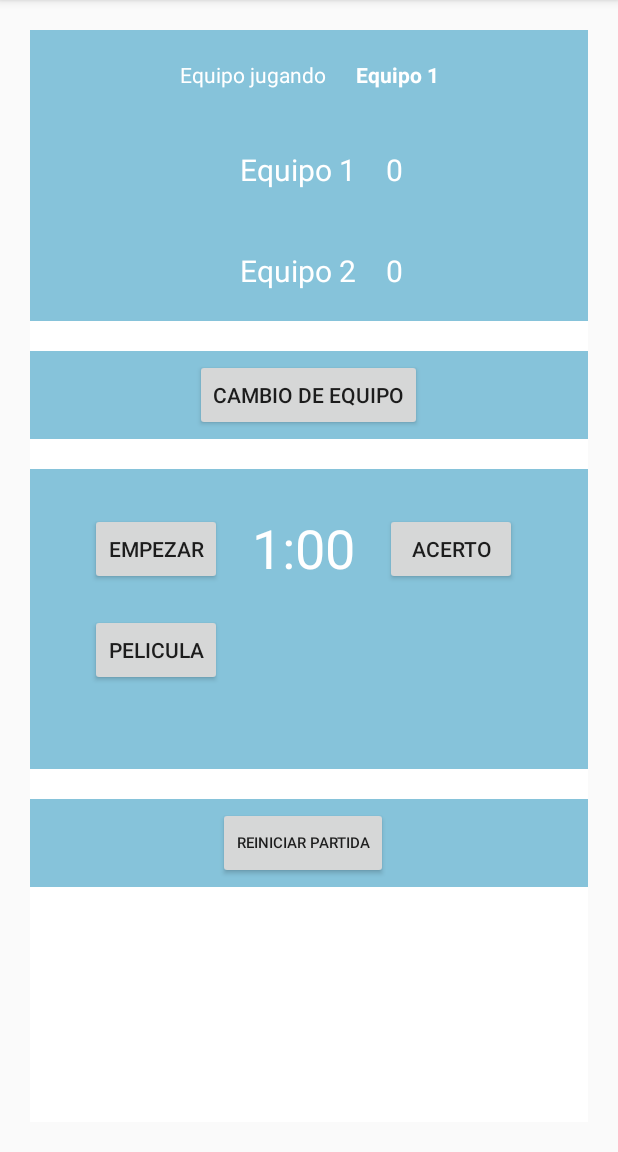
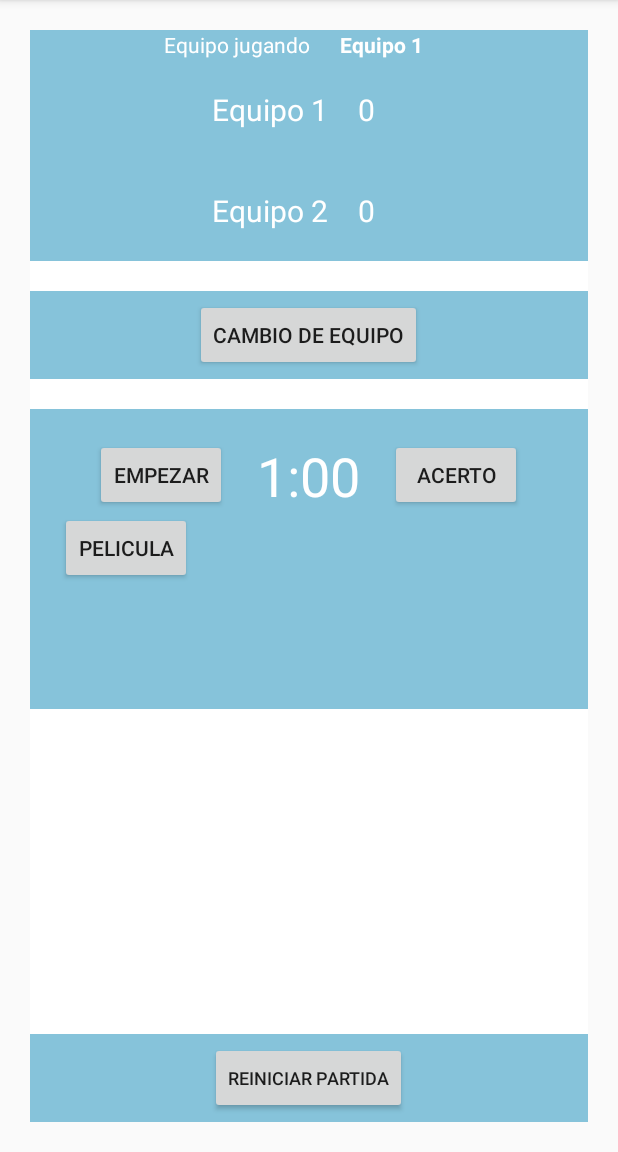
Before and after one commit to RdzSebastian/mimicapp, an Android app: the screen it shows after launch (MainActivity), on a phone screen of 412 x 824 dp, the part 84-1236 px from its top. Run offline under Robolectric (Android 15) with nearby library versions, the light colour scheme and no system bars.

Commit message:
Otra super modificacion visual

```diff
--- a/app/src/main/res/layout/activity_main.xml
+++ b/app/src/main/res/layout/activity_main.xml
@@ -1,42 +1,46 @@
 <?xml version="1.0" encoding="utf-8"?>
 
-<LinearLayout xmlns:android="http://schemas.android.com/apk/res/android"
+<RelativeLayout xmlns:android="http://schemas.android.com/apk/res/android"
     android:layout_width="match_parent"
     android:layout_height="match_parent"
-    android:orientation="vertical"
     android:layout_margin="20dp"
     android:background="@android:color/white">
 
-    <LinearLayout xmlns:android="http://schemas.android.com/apk/res/android"
+
+
+
+
+    <LinearLayout
         android:layout_width="match_parent"
         android:layout_height="wrap_content"
+        android:layout_alignParentTop="true"
+        android:background="@color/colorAccent"
         android:orientation="vertical"
-        android:background="@color/colorAccent"
-        >
+        android:id="@+id/equipoTop">
 
         <LinearLayout
             android:layout_width="match_parent"
             android:layout_height="wrap_content"
-            android:layout_margin="20dp"
-            android:orientation="horizontal">
+            android:gravity="center_horizontal|center"
+            android:orientation="horizontal"
+            >
 
             <TextView
                 android:id="@+id/textView8"
                 android:layout_width="wrap_content"
                 android:layout_height="wrap_content"
                 android:text="Equipo jugando"
-                android:layout_marginStart="80dp"
-                android:layout_marginLeft="80dp"
-                android:textColor="@android:color/white"/>
+                android:textColor="@android:color/white" />
 
             <TextView
                 android:id="@+id/nombre"
                 android:layout_width="wrap_content"
                 android:layout_height="wrap_content"
                 android:paddingLeft="20dp"
+                android:paddingRight="20dp"
                 android:text="Equipo X"
-                android:textStyle="bold"
-                android:textColor="@android:color/white"/>
+                android:textColor="@android:color/white"
+                android:textStyle="bold" />
 
         </LinearLayout>
 
@@ -45,24 +49,26 @@
             android:layout_width="match_parent"
             android:layout_height="wrap_content"
             android:layout_margin="20dp"
+            android:gravity="center_horizontal|center"
             android:orientation="horizontal">
+
             <TextView
                 android:id="@+id/Equipo1"
                 android:layout_width="wrap_content"
                 android:layout_height="wrap_content"
-                android:layout_marginLeft="120dp"
-                android:textSize="20sp"
                 android:text="Equipo1"
-                android:textColor="@android:color/white" />
+                android:textColor="@android:color/white"
+                android:textSize="20sp" />
 
             <TextView
                 android:id="@+id/puntos1"
                 android:layout_width="wrap_content"
                 android:layout_height="wrap_content"
                 android:paddingLeft="20dp"
+                android:paddingRight="20dp"
                 android:text="0"
-                android:textSize="20sp"
-                android:textColor="@android:color/white"/>
+                android:textColor="@android:color/white"
+                android:textSize="20sp" />
 
         </LinearLayout>
 
@@ -71,34 +77,86 @@
             android:layout_width="match_parent"
             android:layout_height="wrap_content"
             android:layout_margin="20dp"
+            android:gravity="center_horizontal|center"
             android:orientation="horizontal">
 
             <TextView
                 android:id="@+id/Equipo2"
                 android:layout_width="wrap_content"
                 android:layout_height="wrap_content"
-                android:layout_marginLeft="120dp"
                 android:text="Equipo2"
-                android:textSize="20sp"
-                android:textColor="@android:color/white"/>
+                android:textColor="@android:color/white"
+                android:textSize="20sp" />
 
             <TextView
                 android:id="@+id/puntos2"
                 android:layout_width="wrap_content"
                 android:layout_height="wrap_content"
                 android:paddingLeft="20dp"
+                android:paddingRight="20dp"
                 android:text="0"
-                android:textSize="20sp"
-                android:textColor="@android:color/white"/>
+                android:textColor="@android:color/white"
+                android:textSize="20sp" />
 
         </LinearLayout>
     </LinearLayout>
 
-
-    <LinearLayout xmlns:android="http://schemas.android.com/apk/res/android"
+    <LinearLayout
+        xmlns:android="http://schemas.android.com/apk/res/android"
         android:layout_width="match_parent"
         android:layout_height="wrap_content"
-        android:background="@color/colorPrimaryDark">
+        android:background="@color/colorPrimaryDark"
+        android:id="@id/r1"
+        android:layout_below="@+id/equipoTop">
+
+
+
+
+    <View
+        android:layout_width="match_parent"
+        android:layout_height="20dp"
+        android:background="@android:color/white"/>
+
+    </LinearLayout>
+
+    <LinearLayout
+        android:layout_width="match_parent"
+        android:layout_height="wrap_content"
+        android:background="@color/colorAccent"
+        android:orientation="vertical"
+        android:id="@id/cambio"
+        android:layout_below="@+id/r1">
+
+        <LinearLayout
+            android:layout_width="match_parent"
+            android:layout_height="wrap_content"
+            android:layout_marginTop="5dp"
+            android:layout_marginBottom="5dp"
+            android:gravity="center_horizontal|center"
+            android:orientation="horizontal">
+
+            <Button
+                android:id="@+id/cambio"
+                android:layout_width="wrap_content"
+                android:layout_height="wrap_content"
+                android:onClick="cambioDeEquipo"
+                android:text="cambio de equipo"
+                android:textSize="14sp" />
+
+        </LinearLayout>
+
+
+    </LinearLayout>
+
+    <LinearLayout
+        xmlns:android="http://schemas.android.com/apk/res/android"
+        android:layout_width="match_parent"
+        android:layout_height="wrap_content"
+        android:background="@color/colorPrimaryDark"
+        android:id="@id/r2"
+        android:layout_below="@+id/cambio">
+
+
 
 
         <View
@@ -109,42 +167,98 @@
     </LinearLayout>
 
 
-    <LinearLayout xmlns:android="http://schemas.android.com/apk/res/android"
+    <LinearLayout
+        xmlns:android="http://schemas.android.com/apk/res/android"
         android:layout_width="match_parent"
-        android:layout_height="wrap_content"
+        android:layout_height="200dp"
+        android:background="@color/colorAccent"
         android:orientation="vertical"
-        android:background="@color/colorAccent"
-        >
+        android:layout_below="@+id/r2"
+        android:id="@+id/peli">
 
         <LinearLayout
             android:layout_width="match_parent"
             android:layout_height="wrap_content"
-            android:layout_marginLeft="20dp"
-            android:layout_marginRight="20dp"
-            android:layout_marginTop="5dp"
-            android:layout_marginBottom="5dp"
+            android:layout_marginTop="20dp"
+            android:gravity="center_horizontal|center"
             android:orientation="horizontal">
 
             <Button
-                android:id="@+id/cambio"
+                android:id="@+id/buttonTime"
                 android:layout_width="wrap_content"
                 android:layout_height="wrap_content"
-                android:layout_marginLeft="90dp"
+                android:text="Empezar" />
 
-                android:onClick="cambioDeEquipo"
-                android:text="cambio de equipo"
-                android:textSize="14sp" />
+            <android.support.v4.widget.Space
+                android:layout_width="20dp"
+                android:layout_height="0dp" />
+
+            <TextView
+                android:id="@+id/tiempo"
+                android:layout_width="wrap_content"
+                android:layout_height="wrap_content"
+                android:text="1:00"
+                android:textColor="@android:color/white"
+                android:textSize="36sp" />
+
+            <android.support.v4.widget.Space
+                android:layout_width="20dp"
+                android:layout_height="0dp" />
+
+            <Button
+                android:id="@+id/buttonTime2"
+                android:layout_width="wrap_content"
+                android:layout_height="wrap_content"
+                android:onClick="Acierto"
+                android:text="Acerto" />
+
+        </LinearLayout>
+
+
+        <LinearLayout
+            android:layout_width="match_parent"
+            android:layout_height="wrap_content"
+            android:gravity="center_horizontal|start"
+            android:orientation="horizontal">
+
+            <android.support.v4.widget.Space
+                android:layout_width="20dp"
+                android:layout_height="0dp" />
+
+            <Button
+                android:id="@+id/pelicula"
+                android:layout_width="wrap_content"
+                android:layout_height="wrap_content"
+                android:layout_gravity="left"
+                android:onClick="buscarPelicula"
+                android:text="Pelicula" />
+
+            <android.support.v4.widget.Space
+                android:layout_width="20dp"
+                android:layout_height="0dp" />
+
+            <TextView
+                android:id="@+id/PeliculaSelect"
+                android:layout_width="wrap_content"
+                android:layout_height="wrap_content"
+                android:layout_marginTop="8dp"
+                android:text="Pelicula"
+                android:textColor="@android:color/white"
+                android:textSize="24sp" />
 
         </LinearLayout>
 
 
     </LinearLayout>
 
-
-    <LinearLayout xmlns:android="http://schemas.android.com/apk/res/android"
+    <LinearLayout
+        xmlns:android="http://schemas.android.com/apk/res/android"
         android:layout_width="match_parent"
         android:layout_height="wrap_content"
-        android:background="@color/colorPrimaryDark">
+        android:background="@color/colorPrimaryDark"
+        android:layout_below="@+id/peli">
+
+
 
 
         <View
@@ -155,129 +269,32 @@
     </LinearLayout>
 
 
-    <LinearLayout xmlns:android="http://schemas.android.com/apk/res/android"
+    <LinearLayout
         android:layout_width="match_parent"
-        android:layout_height="200dp"
+        android:layout_height="wrap_content"
+        android:layout_alignParentBottom="true"
+        android:background="@color/colorAccent"
         android:orientation="vertical"
-        android:background="@color/colorAccent"
         >
-
-        <LinearLayout
-            android:layout_width="match_parent"
-            android:layout_height="wrap_content"
-            android:layout_marginLeft="20dp"
-            android:layout_marginRight="20dp"
-            android:layout_marginTop="20dp"
-            android:orientation="horizontal">
-
-            <Button
-                android:id="@+id/buttonTime"
-                android:layout_width="wrap_content"
-                android:layout_height="wrap_content"
-                android:layout_marginStart="20dp"
-                android:layout_marginLeft="20dp"
-                android:text="Empezar" />
-
-            <TextView
-                android:id="@+id/tiempo"
-                android:layout_width="wrap_content"
-                android:layout_height="wrap_content"
-                android:layout_marginStart="20dp"
-                android:layout_marginLeft="20dp"
-                android:layout_marginTop="8dp"
-                android:text="1:00"
-                android:textSize="36sp"
-                android:textColor="@android:color/white"/>
-
-
-            <Button
-                android:id="@+id/buttonTime2"
-                android:layout_width="wrap_content"
-                android:layout_height="wrap_content"
-                android:layout_marginStart="20dp"
-                android:layout_marginLeft="20dp"
-                android:onClick="Acierto"
-                android:text="Acerto" />
-
-        </LinearLayout>
 
 
         <LinearLayout
             android:layout_width="match_parent"
             android:layout_height="wrap_content"
-            android:layout_marginTop="20dp"
-            android:layout_marginLeft="20dp"
-            android:layout_marginRight="20dp"
-            android:layout_margin="20dp"
-            android:orientation="horizontal">
-
-            <Button
-                android:id="@+id/pelicula"
-                android:layout_width="wrap_content"
-                android:layout_height="wrap_content"
-                android:layout_marginStart="20dp"
-                android:layout_marginLeft="20dp"
-                android:onClick="buscarPelicula"
-                android:text="Pelicula" />
-
-            <TextView
-                android:id="@+id/PeliculaSelect"
-                android:layout_width="wrap_content"
-                android:layout_height="wrap_content"
-                android:layout_marginStart="20dp"
-                android:layout_marginLeft="20dp"
-                android:layout_marginTop="4dp"
-                android:text="Pelicula"
-                android:textSize="24sp"
-                android:textColor="@android:color/white"/>
-
-        </LinearLayout>
-
-
-
-
-    </LinearLayout>
-
-
-    <LinearLayout xmlns:android="http://schemas.android.com/apk/res/android"
-        android:layout_width="match_parent"
-        android:layout_height="wrap_content"
-        android:background="@color/colorPrimaryDark">
-
-
-        <View
-            android:layout_width="match_parent"
-            android:layout_height="20dp"
-            android:background="@android:color/white"/>
-
-    </LinearLayout>
-
-
-    <LinearLayout xmlns:android="http://schemas.android.com/apk/res/android"
-        android:layout_width="match_parent"
-        android:layout_height="wrap_content"
-        android:orientation="vertical"
-        android:background="@color/colorAccent"
-        >
-
-        <LinearLayout
-            android:layout_width="match_parent"
-            android:layout_height="wrap_content"
             android:layout_margin="5dp"
-            android:orientation="horizontal">
+            android:orientation="horizontal"
+            android:gravity="center_horizontal|center">
 
             <Button
                 android:id="@+id/button8"
                 android:layout_width="wrap_content"
                 android:layout_height="wrap_content"
-                android:layout_marginStart="120dp"
-                android:layout_marginLeft="120dp"
                 android:onClick="reseteaContador"
                 android:text="Reiniciar Partida"
-                android:textSize="10sp" />
+                android:textSize="12sp" />
 
         </LinearLayout>
 
     </LinearLayout>
 
-</LinearLayout>
+</RelativeLayout>
```
Also changed, not shown: app/src/main/AndroidManifest.xml (+11 -2 lines).
